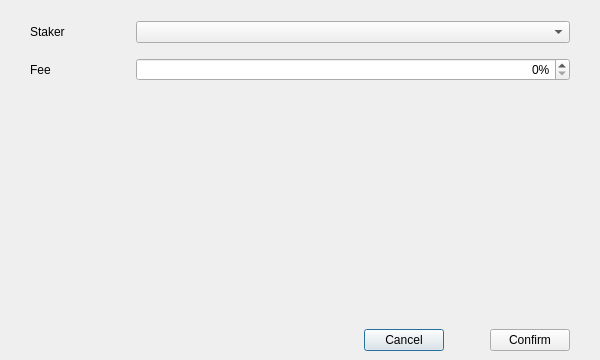
Old version of the form src/qt/forms/addsuperstakerpage.ui in the repository qtumproject/qtum.
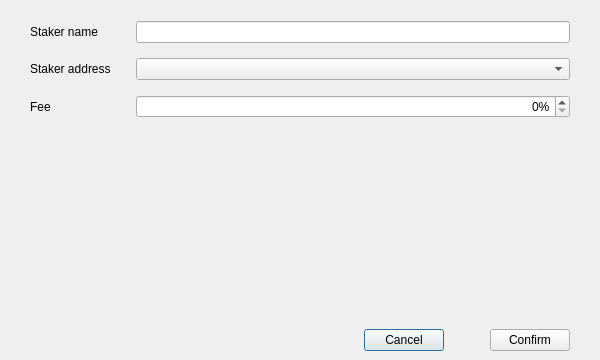
New version of the form. Custom widgets are drawn as their Qt base class.

Commit message: Add staker name in add delegation page and add super staker page

```diff
--- a/src/qt/forms/addsuperstakerpage.ui
+++ b/src/qt/forms/addsuperstakerpage.ui
@@ -56,27 +56,17 @@
      <property name="verticalSpacing">
       <number>15</number>
      </property>
-     <item row="1" column="0">
-      <widget class="QLabel" name="labelFee">
-       <property name="minimumSize">
-        <size>
-         <width>100</width>
-         <height>0</height>
-        </size>
-       </property>
-       <property name="text">
-        <string>Fee</string>
-       </property>
-      </widget>
-     </item>
-     <item row="0" column="0">
-      <widget class="QLabel" name="labelStaker">
-       <property name="text">
-        <string>Staker</string>
-       </property>
-      </widget>
-     </item>
      <item row="1" column="1">
+      <widget class="AddressField" name="lineEditStakerAddress">
+       <property name="sizePolicy">
+        <sizepolicy hsizetype="Expanding" vsizetype="Fixed">
+         <horstretch>0</horstretch>
+         <verstretch>0</verstretch>
+        </sizepolicy>
+       </property>
+      </widget>
+     </item>
+     <item row="2" column="1">
       <widget class="QSpinBox" name="spinBoxFee">
        <property name="minimumSize">
         <size>
@@ -92,15 +82,47 @@
        </property>
       </widget>
      </item>
+     <item row="1" column="0">
+      <widget class="QLabel" name="labelStakerAddress">
+       <property name="minimumSize">
+        <size>
+         <width>100</width>
+         <height>0</height>
+        </size>
+       </property>
+       <property name="text">
+        <string>Staker address</string>
+       </property>
+      </widget>
+     </item>
+     <item row="2" column="0">
+      <widget class="QLabel" name="labelFee">
+       <property name="minimumSize">
+        <size>
+         <width>100</width>
+         <height>0</height>
+        </size>
+       </property>
+       <property name="text">
+        <string>Fee</string>
+       </property>
+      </widget>
+     </item>
+     <item row="0" column="0">
+      <widget class="QLabel" name="labelStakerName">
+       <property name="minimumSize">
+        <size>
+         <width>100</width>
+         <height>0</height>
+        </size>
+       </property>
+       <property name="text">
+        <string>Staker name</string>
+       </property>
+      </widget>
+     </item>
      <item row="0" column="1">
-      <widget class="AddressField" name="lineEditStaker">
-       <property name="sizePolicy">
-        <sizepolicy hsizetype="Expanding" vsizetype="Fixed">
-         <horstretch>0</horstretch>
-         <verstretch>0</verstretch>
-        </sizepolicy>
-       </property>
-      </widget>
+      <widget class="QLineEdit" name="lineEditStakerName"/>
      </item>
     </layout>
    </item>
```
The commit also changes 3 other files.
